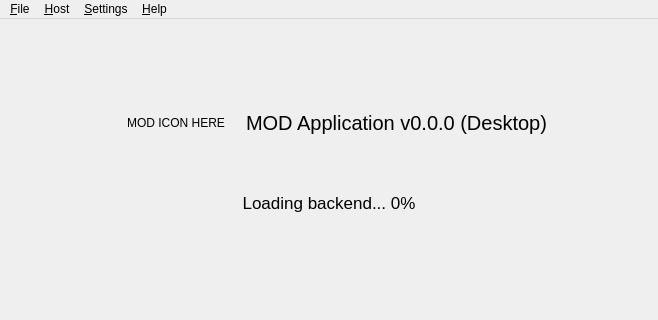
Old version of the form resources/ui/mod_host.ui in the repository mod-audio/mod-app-legacy; both pictures show x 0 to 658 and y 0 to 320 of the 658 by 536 pixel window.
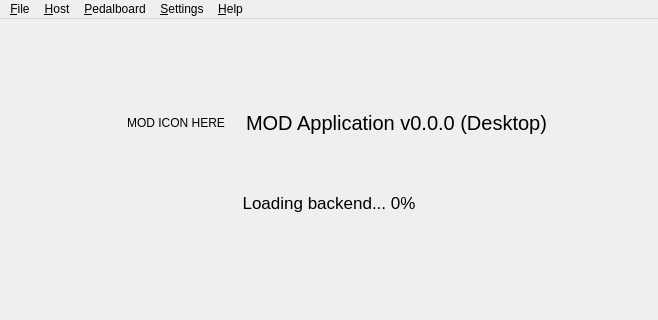
New version of the form.

Commit message: Add pedalboard menu, dev extras option; Can now pass js to mod-ui

Diff of the .ui file:
```diff
--- a/resources/ui/mod_host.ui
+++ b/resources/ui/mod_host.ui
@@ -193,8 +193,17 @@
     <addaction name="separator"/>
     <addaction name="act_host_reset"/>
    </widget>
+   <widget class="QMenu" name="menu_Pedalboard">
+    <property name="title">
+     <string>&amp;Pedalboard</string>
+    </property>
+    <addaction name="act_pedalboard_new"/>
+    <addaction name="act_pedalboard_save"/>
+    <addaction name="act_pedalboard_save_as"/>
+   </widget>
    <addaction name="menu_File"/>
    <addaction name="menu_Host"/>
+   <addaction name="menu_Pedalboard"/>
    <addaction name="menu_Settings"/>
    <addaction name="menu_Help"/>
   </widget>
```
Left out of the diff: 15 changed lines with no effect on the pictures. The commit also changes 2 other files.
